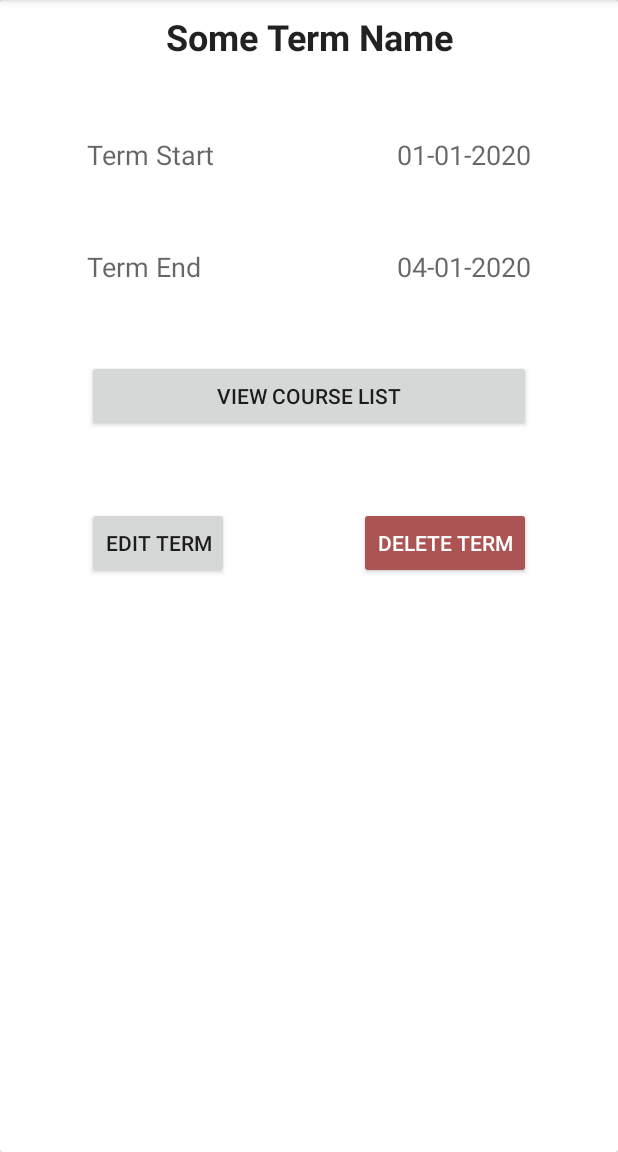
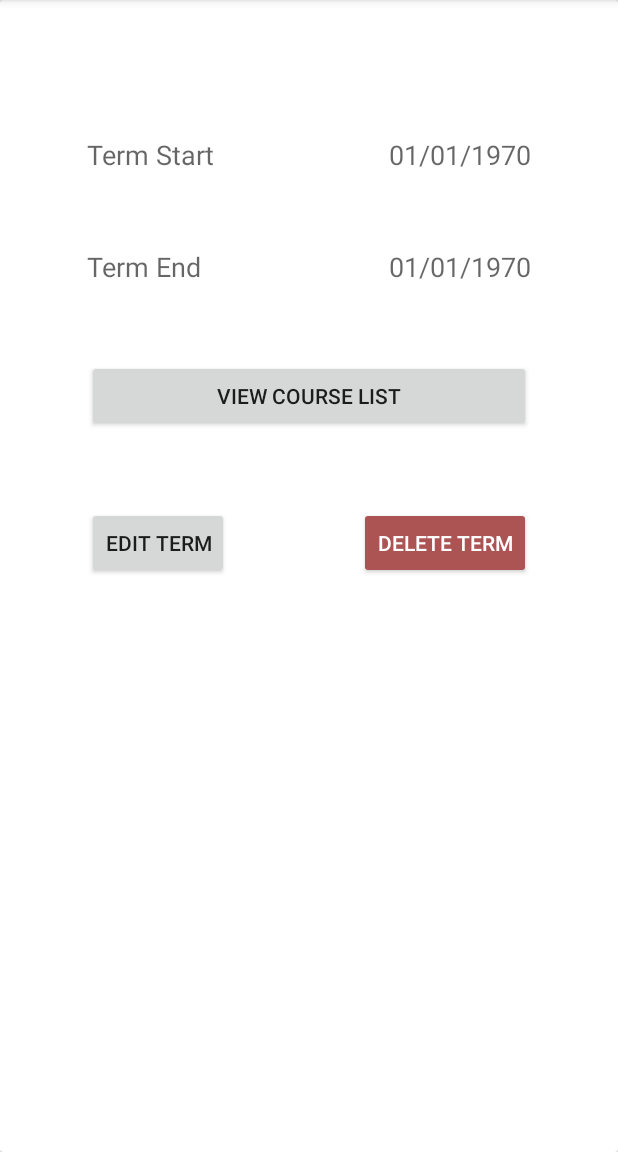
Before and after one commit to Jdichiera/Academic-Tracker, an Android app: the ViewTermActivity screen opened directly, with no data from a screen before it, on a phone screen of 412 x 824 dp, the part 84-1236 px from its top. Run offline under Robolectric (Android 15) with nearby library versions, the phone set to English and light mode, and no system bars.

Commit message:
Update button variable names - Add click handlers for term view

```diff
--- a/app/src/main/java/com/example/academictracker/adapters/TermListAdapter.java
+++ b/app/src/main/java/com/example/academictracker/adapters/TermListAdapter.java
@@ -68,8 +68,8 @@ public class TermListAdapter extends RecyclerView.Adapter<TermListAdapter.TermLi
             termViewTitle = itemView.findViewById(R.id.term_title);
             termViewStartDate = itemView.findViewById(R.id.term_start_date);
             termViewEndDate = itemView.findViewById(R.id.term_end_date);
-            buttonViewTerm = itemView.findViewById(R.id.button_view_term);
-            buttonEditTerm = itemView.findViewById(R.id.button_edit_term);
+            buttonViewTerm = itemView.findViewById(R.id.button_term_view_term);
+            buttonEditTerm = itemView.findViewById(R.id.button_term_edit_term);
             buttonEditTerm.setOnClickListener(new View.OnClickListener() {
                 @Override
                 public void onClick(View v) {
--- a/app/src/main/java/com/example/academictracker/view/TermListActivity.java
+++ b/app/src/main/java/com/example/academictracker/view/TermListActivity.java
@@ -28,7 +28,7 @@ public class TermListActivity extends AppCompatActivity {
         super.onCreate(savedInstanceState);
         setContentView(R.layout.activity_term_list);
 
-        FloatingActionButton buttonAddTerm = findViewById(R.id.button_add_term);
+        FloatingActionButton buttonAddTerm = findViewById(R.id.button_list_add_term);
         buttonAddTerm.setOnClickListener(new View.OnClickListener() {
             @Override
             public void onClick(View v) {
--- a/app/src/main/java/com/example/academictracker/view/ViewTermActivity.java
+++ b/app/src/main/java/com/example/academictracker/view/ViewTermActivity.java
@@ -2,15 +2,70 @@ package com.example.academictracker.view;
 
 import androidx.appcompat.app.AppCompatActivity;
 
+import android.content.Intent;
 import android.os.Bundle;
+import android.view.View;
+import android.widget.Button;
+import android.widget.TextView;
+import android.widget.Toast;
 
 import com.example.academictracker.R;
 
+import org.w3c.dom.Text;
+
+import java.text.SimpleDateFormat;
+import java.util.Calendar;
+
 public class ViewTermActivity extends AppCompatActivity {
+    private TextView title;
+    private TextView startDate;
+    private TextView endDate;
+    private Button buttonViewCourseList;
+    private Button buttonDeleteTerm;
+    private Button buttonEditTerm;
 
     @Override
     protected void onCreate(Bundle savedInstanceState) {
         super.onCreate(savedInstanceState);
         setContentView(R.layout.activity_view_term);
+
+        title = findViewById(R.id.term_view_title);
+        startDate = findViewById(R.id.term_view_start_date);
+        endDate = findViewById(R.id.term_view_end_date);
+        buttonViewCourseList = findViewById(R.id.button_view_course_list);
+        buttonDeleteTerm = findViewById(R.id.button_view_delete_term);
+        buttonEditTerm = findViewById(R.id.button_view_edit_term);
+
+        buttonViewCourseList.setOnClickListener(new View.OnClickListener() {
+            @Override
+            public void onClick(View v) {
+                Toast.makeText(ViewTermActivity.this, "View Courses", Toast.LENGTH_SHORT).show();
+            }
+        });
+
+        buttonDeleteTerm.setOnClickListener(new View.OnClickListener() {
+            @Override
+            public void onClick(View v) {
+                Toast.makeText(ViewTermActivity.this, "Delete Term", Toast.LENGTH_SHORT).show();
+            }
+        });
+
+        buttonEditTerm.setOnClickListener(new View.OnClickListener() {
+            @Override
+            public void onClick(View v) {
+                Toast.makeText(ViewTermActivity.this, "Edit Term", Toast.LENGTH_SHORT).show();
+            }
+        });
+
+        Intent intent = getIntent();
+        Calendar calendar = Calendar.getInstance();
+        SimpleDateFormat dateFormat = new SimpleDateFormat("MM/dd/yyyy");
+        title.setText(intent.getStringExtra(AddEditTermActivity.EXTRA_TITLE));
+        calendar.setTimeInMillis(intent.getLongExtra(AddEditTermActivity.EXTRA_START_DATE, 0));
+        startDate.setText(dateFormat.format(calendar.getTime()));
+        calendar.setTimeInMillis(intent.getLongExtra(AddEditTermActivity.EXTRA_END_DATE, 0));
+        endDate.setText(dateFormat.format(calendar.getTime()));
+
+
     }
 }
--- a/app/src/main/res/layout/activity_term_list.xml
+++ b/app/src/main/res/layout/activity_term_list.xml
@@ -13,7 +13,7 @@
         tools:listitem="@layout/term_item"/>
 
     <com.google.android.material.floatingactionbutton.FloatingActionButton
-        android:id="@+id/button_add_term"
+        android:id="@+id/button_list_add_term"
         android:layout_width="wrap_content"
         android:layout_height="wrap_content"
         android:src="@drawable/ic_add"
--- a/app/src/main/res/layout/activity_view_term.xml
+++ b/app/src/main/res/layout/activity_view_term.xml
@@ -12,7 +12,7 @@
         android:padding="8dp">
 
         <TextView
-            android:id="@+id/term_title"
+            android:id="@+id/term_view_title"
             android:layout_width="match_parent"
             android:layout_height="wrap_content"
             android:layout_centerHorizontal="true"
@@ -22,40 +22,40 @@
             android:textStyle="bold" />
 
         <TextView
-            android:id="@+id/term_start_date_prompt"
+            android:id="@+id/term_view_start_date_prompt"
             android:layout_width="wrap_content"
             android:layout_height="wrap_content"
-            android:layout_below="@id/term_title"
+            android:layout_below="@id/term_view_title"
             android:layout_marginLeft="50dp"
             android:layout_marginTop="50dp"
             android:textAppearance="@style/TextAppearance.AppCompat.Medium"
             android:text="Term Start" />
 
         <TextView
-            android:id="@+id/term_start_date"
+            android:id="@+id/term_view_start_date"
             android:layout_width="wrap_content"
             android:layout_height="wrap_content"
-            android:layout_alignBaseline="@id/term_start_date_prompt"
+            android:layout_alignBaseline="@id/term_view_start_date_prompt"
             android:layout_alignParentRight="true"
             android:paddingRight="50dp"
             android:text="01-01-2020"
             android:textAppearance="@style/TextAppearance.AppCompat.Medium" />
 
         <TextView
-            android:id="@+id/term_end_date_prompt"
+            android:id="@+id/term_view_end_date_prompt"
             android:layout_width="wrap_content"
             android:layout_height="wrap_content"
-            android:layout_below="@id/term_start_date_prompt"
+            android:layout_below="@id/term_view_start_date_prompt"
             android:layout_marginLeft="50dp"
             android:layout_marginTop="50dp"
             android:textAppearance="@style/TextAppearance.AppCompat.Medium"
             android:text="Term End" />
 
         <TextView
-            android:id="@+id/term_end_date"
+            android:id="@+id/term_view_end_date"
             android:layout_width="wrap_content"
             android:layout_height="wrap_content"
-            android:layout_alignBaseline="@id/term_end_date_prompt"
+            android:layout_alignBaseline="@id/term_view_end_date_prompt"
             android:textAppearance="@style/TextAppearance.AppCompat.Medium"
             android:layout_alignParentRight="true"
             android:paddingRight="50dp"
@@ -65,12 +65,12 @@
             android:id="@+id/button_view_course_list"
             android:layout_width="match_parent"
             android:layout_height="wrap_content"
-            android:layout_below="@id/term_end_date_prompt"
+            android:layout_below="@id/term_view_end_date_prompt"
             android:text="View Course List"
             android:layout_margin="50dp"/>
 
         <Button
-            android:id="@+id/button_edit_term"
+            android:id="@+id/button_view_edit_term"
             android:layout_width="wrap_content"
             android:layout_height="wrap_content"
             android:layout_below="@id/button_view_course_list"
@@ -78,7 +78,7 @@
             android:layout_marginLeft="50dp"/>
 
         <Button
-            android:id="@+id/button_delete_term"
+            android:id="@+id/button_view_delete_term"
             android:layout_width="wrap_content"
             android:layout_height="wrap_content"
             android:layout_below="@id/button_view_course_list"
```
Also changed, not shown: app/src/main/java/com/example/academictracker/view/AddEditTermActivity.java (+5 -5 lines), app/src/main/res/layout/activity_add_term.xml (+13 -36 lines), app/src/main/res/layout/term_item.xml (+3 -5 lines).
